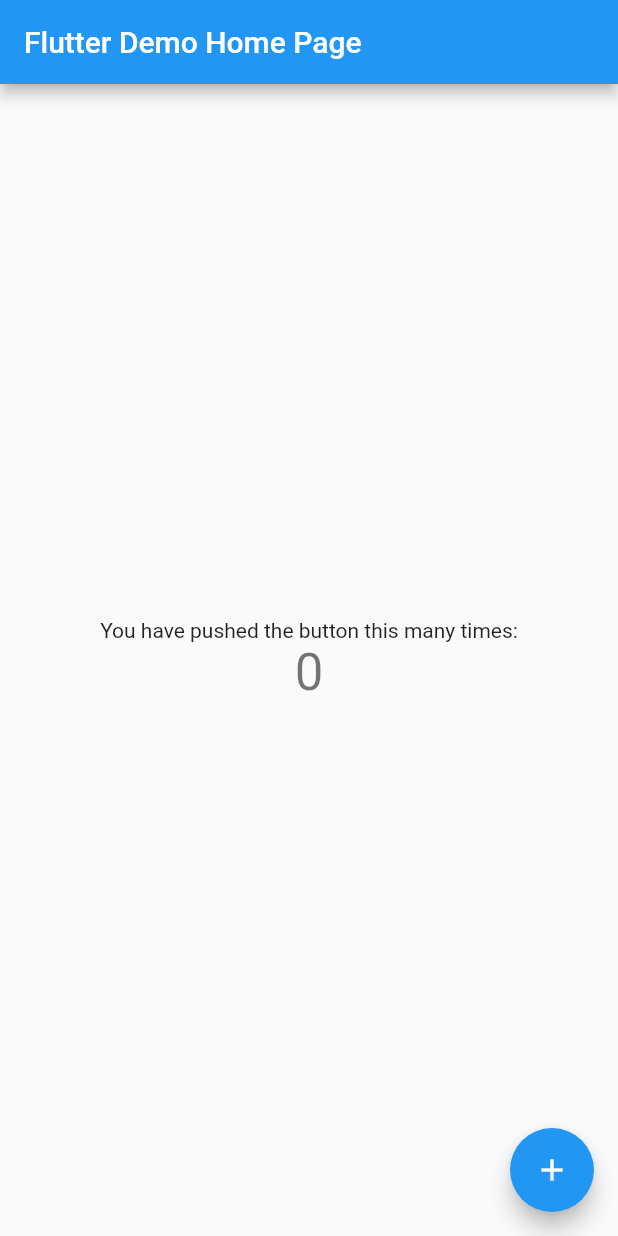
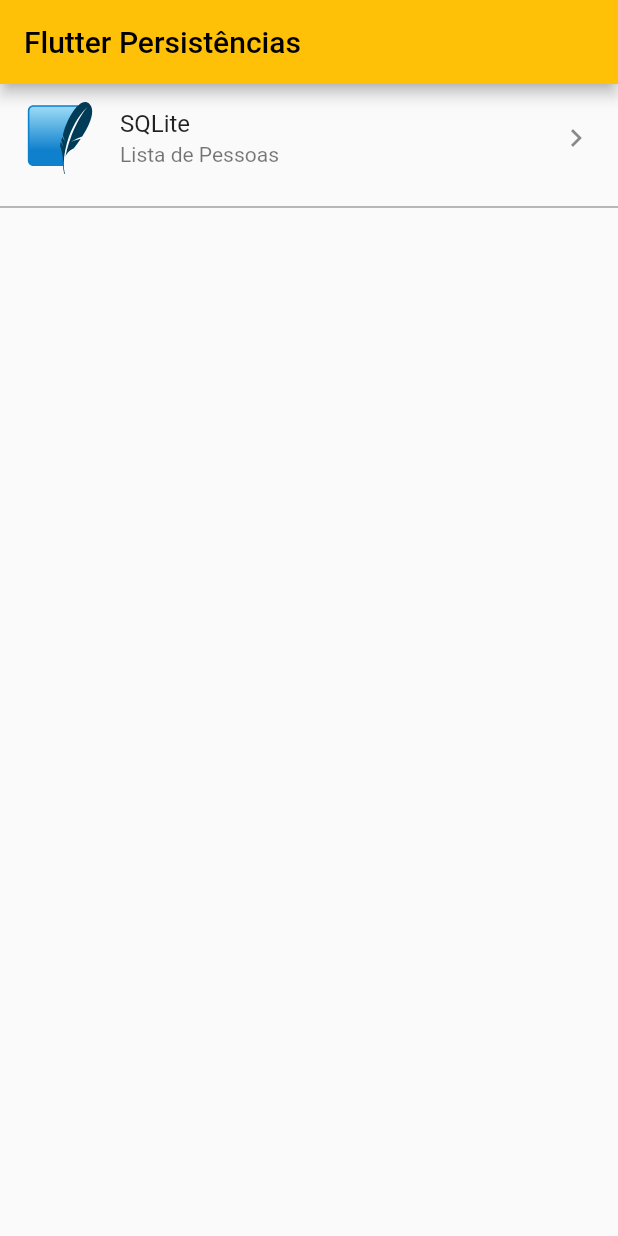
Before and after one commit to gattoguilherme/all_persistence_types, a Flutter app: the screen it shows after launch, on a phone screen of 412 x 824 dp. Run offline on Flutter 3.47's test engine with Material 2 defaults, Android fonts, the phone set to English and light mode, and no system bars; our stand-ins replace flutter_svg.

Commit message:
sqlite structure

```diff
--- a/all_persistence_types/lib/main.dart
+++ b/all_persistence_types/lib/main.dart
@@ -1,3 +1,5 @@
+import 'package:all_persistence_types/screens/home.dart';
+import 'package:all_persistence_types/sqlite/list.dart';
 import 'package:flutter/material.dart';
 
 void main() {
@@ -22,9 +24,13 @@ class MyApp extends StatelessWidget {
         // or simply save your changes to "hot reload" in a Flutter IDE).
         // Notice that the counter didn't reset back to zero; the application
         // is not restarted.
-        primarySwatch: Colors.blue,
+        primarySwatch: Colors.amber,
       ),
-      home: const MyHomePage(title: 'Flutter Demo Home Page'),
+      initialRoute: "/",
+      routes: {
+        "/": (context) => const Home(),
+        "/sqlite": (context) => ListSQLiteWidget(),
+      },
     );
   }
 }
--- /dev/null
+++ b/all_persistence_types/lib/screens/home.dart
@@ -0,0 +1,33 @@
+import 'package:all_persistence_types/utils/customWidgets.dart';
+import 'package:flutter/material.dart';
+import 'package:flutter/src/foundation/key.dart';
+import 'package:flutter/src/widgets/framework.dart';
+
+class Home extends StatelessWidget {
+  const Home({Key? key}) : super(key: key);
+
+  final title = const Text("Flutter Persistências");
+
+  @override
+  Widget build(BuildContext context) {
+    return Scaffold(
+      appBar: AppBar(
+        title: title,
+      ),
+      body: ListView(
+        children: [
+          ListTile(
+            leading: buildSvgIcon("images/sqlite-icon.svg"),
+            title: const Text("SQLite"),
+            subtitle: const Text("Lista de Pessoas"),
+            trailing: const Icon(Icons.navigate_next),
+            onTap: () {
+              Navigator.pushNamed(context, "/sqlite");
+            },
+          ),
+          divisorListMain(),
+        ],
+      ),
+    );
+  }
+}
--- /dev/null
+++ b/all_persistence_types/lib/utils/customWidgets.dart
@@ -0,0 +1,11 @@
+import 'package:flutter/cupertino.dart';
+import 'package:flutter/material.dart';
+import 'package:flutter_svg/flutter_svg.dart';
+
+Widget buildSvgIcon(String pathImage) =>
+    SvgPicture.asset(pathImage, width: 48, height: 48);
+
+Widget divisorListMain() => const Divider(
+      height: 20,
+      color: Colors.black54,
+    );
```
Also changed, not shown: all_persistence_types/lib/models/person.dart (added, +21 -0 lines), all_persistence_types/lib/sqlite/add.dart (added, +75 -0 lines), all_persistence_types/lib/sqlite/list.dart (added, +47 -0 lines), all_persistence_types/pubspec.yaml (+8 -3 lines), all_persistence_types/images/db.svg (added), all_persistence_types/images/firebase-icon.svg (added), all_persistence_types/images/firebase.svg (added), all_persistence_types/images/sqlite-icon.svg (added), all_persistence_types/pubspec.lock, 1 other file.
